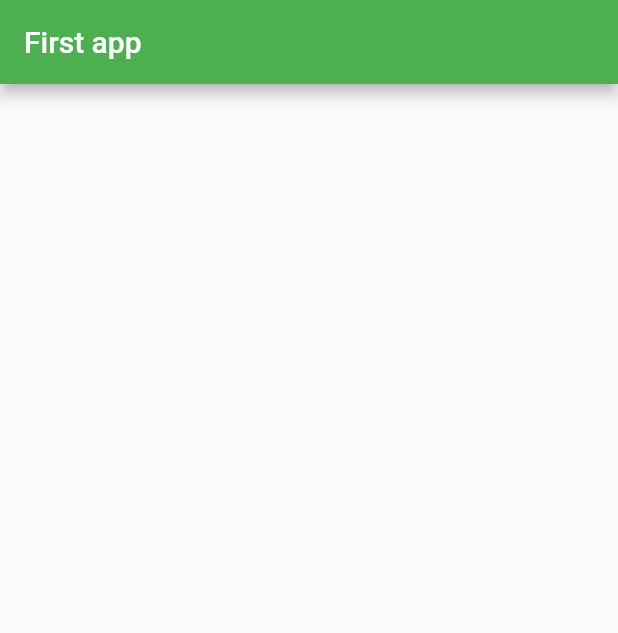
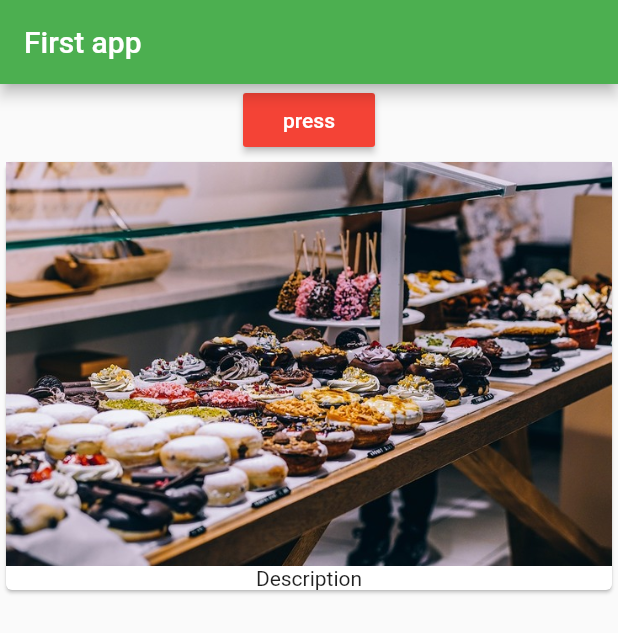
Before and after one commit to Sevak51/adding-list-with-tabs, a Flutter app: the screen it shows after launch, on a phone screen of 412 x 824 dp. Shown: the top 633 px of the screen. Run offline on Flutter 3.47's test engine with Material 2 defaults, Android fonts, the phone set to English and light mode, and no system bars.

Commit message:
Add image, button, description

```diff
--- a/lib/main.dart
+++ b/lib/main.dart
@@ -7,16 +7,30 @@ main() {
 class MyApp extends StatelessWidget {
 
   build(context) {
-    return MaterialApp(
-     home: Scaffold(
-       appBar: AppBar(
+    return MaterialApp (
+     home: Scaffold (
+       appBar: AppBar (
          title: Text('First app'),
          backgroundColor: Colors.green,
        ),
-       body: Container(),
-
+       body: Column (
+         children: <Widget> [
+           RaisedButton (
+             child: Text('press', style: TextStyle(color: Colors.white), ),
+             color: Colors.red,
+             onPressed: (){},
+           ),
+           Card (
+             child: Column (
+               children: <Widget>[
+                 Image.asset('assets/food.jpg'),
+                 Text('Description'),
+               ],
+             )
+           ),
+         ]
+       ),
      ),
     );
-   }
-
+  }
 }
--- a/pubspec.yaml
+++ b/pubspec.yaml
@@ -41,9 +41,9 @@ flutter:
   uses-material-design: true
 
   # To add assets to your application, add an assets section, like this:
-  # assets:
-  #  - images/a_dot_burr.jpeg
-  #  - images/a_dot_ham.jpeg
+  assets:
+    - assets/food.jpg
+
 
   # An image asset can refer to one or more resolution-specific "variants", see
   # https://flutter.dev/assets-and-images/#resolution-aware.
```
Also changed, not shown: assets/food.jpg (added).
